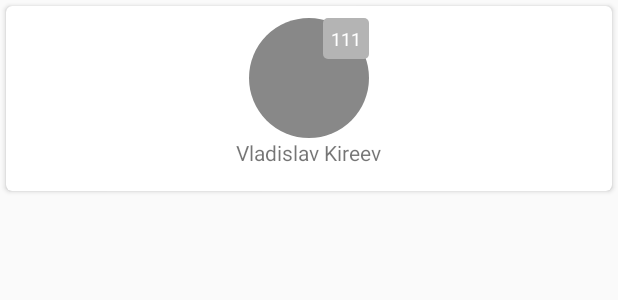
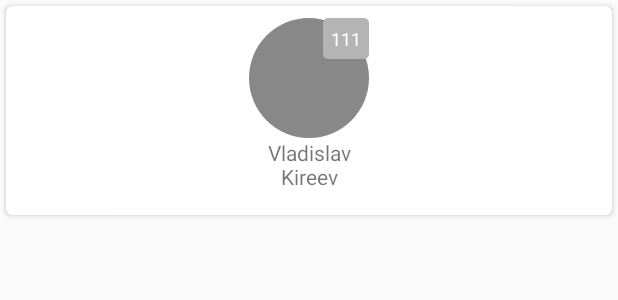
Before and after one commit to dracccula/PROJECT, an Android app: the layout grades_grid_item.xml on its own in the app's theme, with its tools: preview values and no code run, on a phone screen of 412 x 824 dp. Shown: the top 300 px of the screen. Run offline under Robolectric (Android 15) with nearby library versions, the phone set to English and light mode, and no system bars.

Commit message:
too many changes to explain

```diff
--- a/app/src/main/res/layout/grades_grid_item.xml
+++ b/app/src/main/res/layout/grades_grid_item.xml
@@ -1,6 +1,8 @@
 <?xml version="1.0" encoding="utf-8"?>
 <android.support.v7.widget.CardView xmlns:android="http://schemas.android.com/apk/res/android"
     xmlns:app="http://schemas.android.com/apk/res-auto"
+    xmlns:tools="http://schemas.android.com/tools"
+    android:id="@+id/cardView"
     android:layout_width="match_parent"
     android:layout_height="wrap_content"
     android:layout_margin="4dp"
@@ -9,11 +11,11 @@
     <android.support.constraint.ConstraintLayout
         android:layout_width="wrap_content"
         android:layout_height="wrap_content"
+        android:layout_gravity="center"
+        android:paddingStart="16dp"
         android:paddingTop="8dp"
-        android:paddingBottom="16dp"
-        android:paddingStart="16dp"
         android:paddingEnd="16dp"
-        android:layout_gravity="center">
+        android:paddingBottom="16dp">
 
         <view
             android:id="@+id/itvIcon"
@@ -23,18 +25,20 @@
             android:gravity="center"
             app:layout_constraintEnd_toEndOf="parent"
             app:layout_constraintStart_toStartOf="parent"
-            app:layout_constraintTop_toTopOf="parent" />
+            app:layout_constraintBottom_toTopOf="@id/tvContactName"
+            />
 
         <TextView
             android:id="@+id/tvContactName"
-            android:layout_width="wrap_content"
+            android:layout_width="0dp"
             android:layout_height="wrap_content"
             android:text="Vladislav Kireev"
             android:textAlignment="center"
-            app:layout_constraintBottom_toBottomOf="parent"
+            android:maxLines="3"
+            android:ellipsize="end"
             app:layout_constraintEnd_toEndOf="parent"
             app:layout_constraintStart_toStartOf="parent"
-            app:layout_constraintTop_toBottomOf="@id/itvIcon" />
+            app:layout_constraintBottom_toBottomOf="parent" />
 
         <TextView
             android:id="@+id/tvPoints"
--- a/app/src/main/res/layout/grades_list_item.xml
+++ b/app/src/main/res/layout/grades_list_item.xml
@@ -15,7 +15,7 @@
         <kireev.ftshw.project.InitialsRoundView
             android:id="@+id/itvIcon"
             android:layout_width="0dp"
-            android:layout_height="wrap_content"
+            android:layout_height="60dp"
             android:layout_margin="5dp"
             android:layout_marginStart="5dp"
             app:layout_constraintBottom_toBottomOf="parent"
@@ -28,7 +28,9 @@
             android:layout_width="wrap_content"
             android:layout_height="wrap_content"
             android:layout_marginStart="16dp"
+            android:ellipsize="end"
             android:gravity="center"
+            android:maxLines="3"
             android:padding="5dp"
             android:text="tvContactName"
             android:textStyle="bold"
--- a/app/src/main/res/layout/grades_no_contacts_access_fragment.xml
+++ b/app/src/main/res/layout/grades_no_contacts_access_fragment.xml
@@ -1,7 +1,7 @@
 <?xml version="1.0" encoding="utf-8"?>
 <android.support.constraint.ConstraintLayout xmlns:android="http://schemas.android.com/apk/res/android"
     xmlns:app="http://schemas.android.com/apk/res-auto"
-    android:id="@+id/container"
+    android:id="@+id/no_access_fragment"
     android:layout_width="match_parent"
     android:layout_height="match_parent">
 
--- a/app/src/main/res/menu/grades_list_menu.xml
+++ b/app/src/main/res/menu/grades_list_menu.xml
@@ -5,6 +5,7 @@
     <item
         android:id="@+id/change_rv_layout"
         app:showAsAction="always"
-        android:title="Сетка" />
+        android:title="Сетка"
+        android:visible="false"/>
 
 </menu>
```
Also changed, not shown: app/src/main/java/kireev/ftshw/project/Courses/GradesListActivity.java (+14 -2 lines), app/src/main/java/kireev/ftshw/project/Courses/ui/gradeslist/GradesListFragment.java (+39 -12 lines), app/src/main/java/kireev/ftshw/project/Courses/ui/gradeslist/GradesNoContactsAccessFragment.java (added, +33 -0 lines), app/src/main/java/kireev/ftshw/project/Courses/ui/gradeslist/LoadContacts.java (+19 -8 lines), 2 other files.
